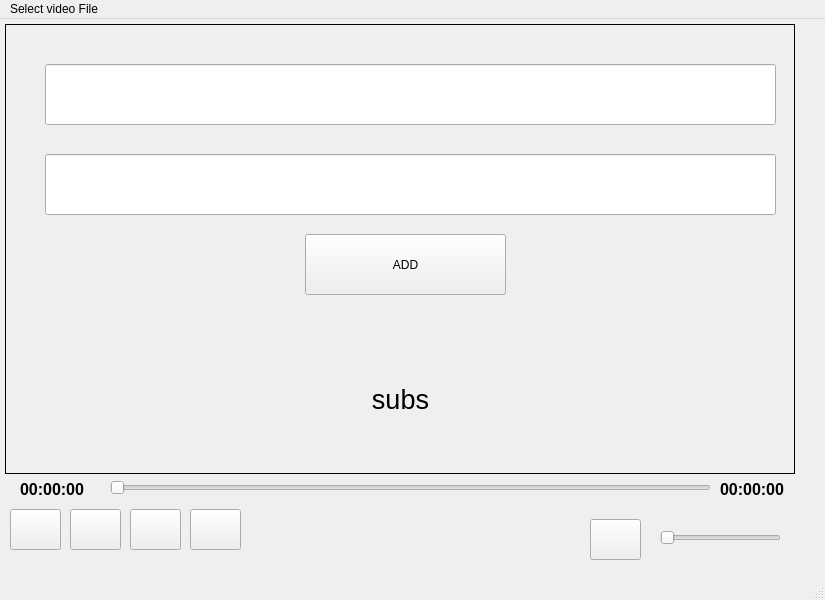
The window that src/mainwindow.ui (SeBorgey/Vocabular_new) describes before a commit, drawn with Qt 5.
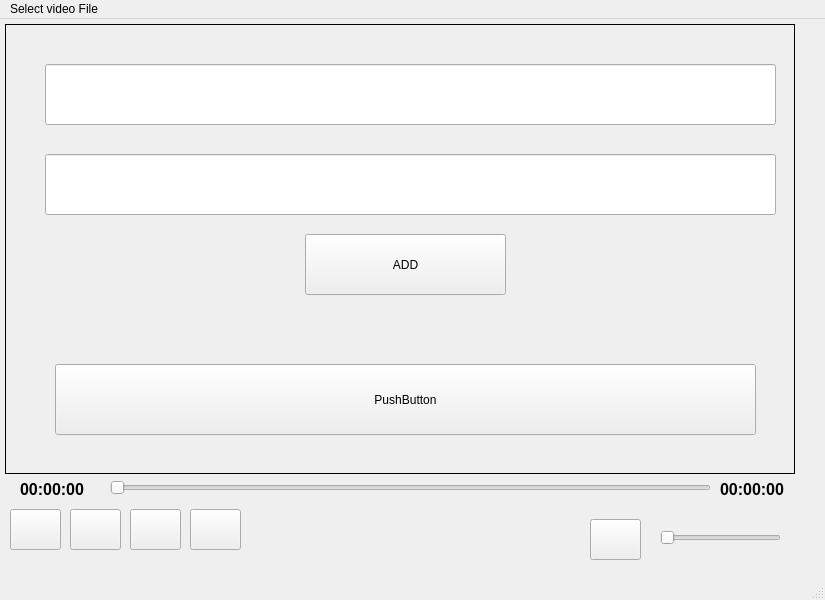
The same window after the commit.

The edit to the form file:
```diff
--- a/src/mainwindow.ui
+++ b/src/mainwindow.ui
@@ -32,30 +32,6 @@
     <property name="title">
      <string/>
     </property>
-    <widget class="QPushButton" name="pushButtonSub">
-     <property name="geometry">
-      <rect>
-       <x>30</x>
-       <y>340</y>
-       <width>731</width>
-       <height>71</height>
-      </rect>
-     </property>
-     <property name="font">
-      <font>
-       <pointsize>20</pointsize>
-      </font>
-     </property>
-     <property name="styleSheet">
-      <string notr="true">background: transparent;</string>
-     </property>
-     <property name="text">
-      <string>subs</string>
-     </property>
-     <property name="flat">
-      <bool>true</bool>
-     </property>
-    </widget>
     <widget class="QLineEdit" name="lineEditEnglish">
      <property name="geometry">
       <rect>
@@ -92,6 +68,19 @@
       <string>ADD</string>
      </property>
     </widget>
+    <widget class="QPushButton" name="pushButtonSub">
+     <property name="geometry">
+      <rect>
+       <x>50</x>
+       <y>340</y>
+       <width>701</width>
+       <height>71</height>
+      </rect>
+     </property>
+     <property name="text">
+      <string>PushButton</string>
+     </property>
+    </widget>
    </widget>
    <widget class="QPushButton" name="pushButton_Seek_Backward">
     <property name="geometry">
```
